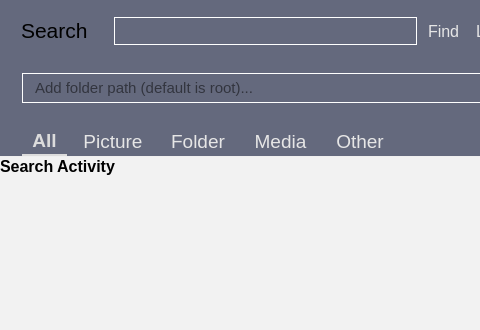
First picture: the form in app/search/search.ui, repository rahmanshaber/corebox, before the edit; both pictures show x 0 to 480 and y 0 to 330 of the 689 by 493 pixel window.
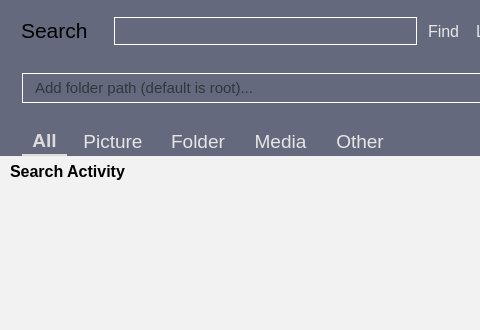
Second picture: the form after the edit. Icons and pictures are not drawn.

```diff
--- a/app/search/search.ui
+++ b/app/search/search.ui
@@ -863,13 +863,13 @@
         <number>15</number>
        </property>
        <property name="leftMargin">
-        <number>0</number>
+        <number>10</number>
        </property>
        <property name="topMargin">
-        <number>0</number>
+        <number>5</number>
        </property>
        <property name="rightMargin">
-        <number>0</number>
+        <number>10</number>
        </property>
        <property name="bottomMargin">
         <number>0</number>
@@ -890,6 +890,30 @@
        </item>
        <item>
         <widget class="QTreeWidget" name="activityList">
+         <property name="styleSheet">
+          <string notr="true">QScrollBar:vertical {
+background-color: rgba( 0, 0, 0, 72% );
+max-width: 8px;
+border-radius: 4px;
+padding: 1px; }
+
+QScrollBar::handle:vertical {
+background-color: silver;
+max-width: 6px;
+border-radius: 3px; }
+
+QScrollBar::sub-page:vertical {
+background-color: rgba( 0, 0, 0, 72% ); }
+
+QScrollBar::add-page:vertical {
+background-color: rgba( 0, 0, 0, 72% ); }
+
+QScrollBar::add-line:vertical, 
+QScrollBar::sub-line:vertical {
+width: 0px; height: 0px; }
+
+</string>
+         </property>
          <property name="animated">
           <bool>true</bool>
          </property>
```
Left out of the diff: 29 changed lines with no effect on the pictures.
